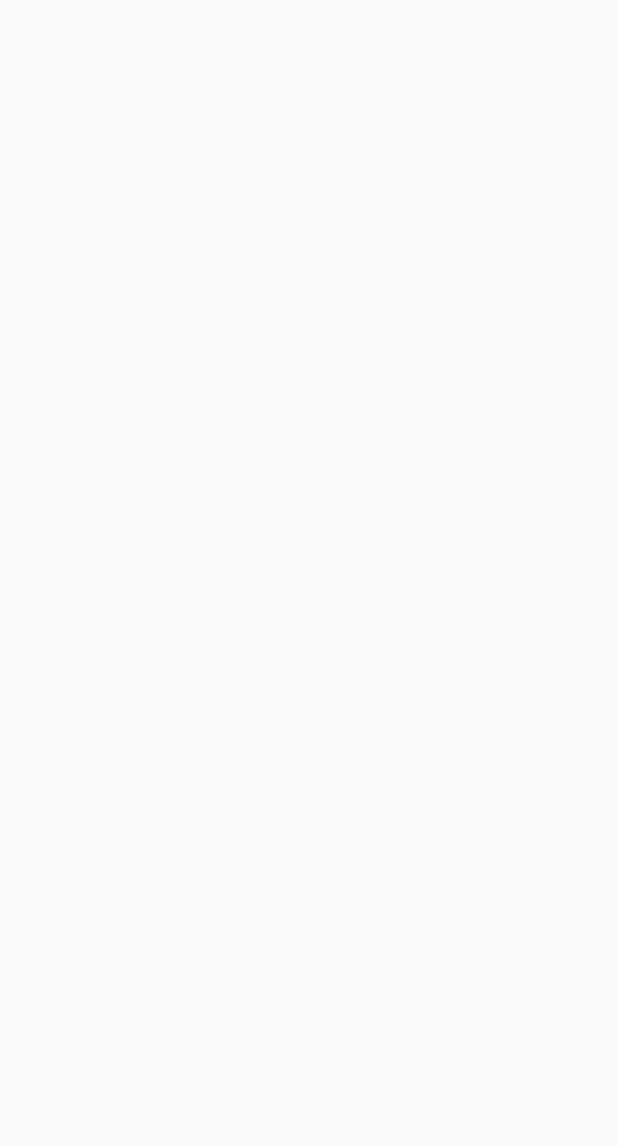
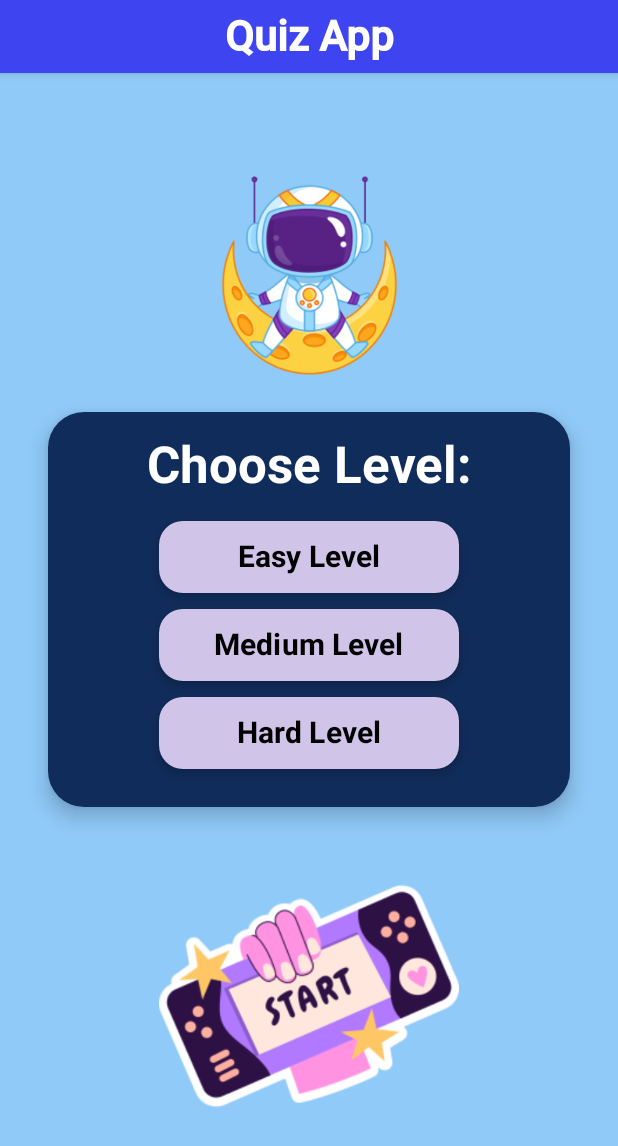
Before and after one commit to anamika23428/space_quiz_app, an Android app built with Jetpack Compose: the screen it shows after launch (MainActivity), on a phone screen of 412 x 824 dp. Before the commit the part shown is empty. Shown: the top 1146 px of the screen. Run offline under Robolectric (Android 15) with nearby library versions, the phone set to English and light mode, and no system bars.

Commit message:
new commit

```diff
--- a/app/build.gradle.kts
+++ b/app/build.gradle.kts
@@ -66,4 +66,7 @@ dependencies {
     androidTestImplementation("androidx.compose.ui:ui-test-junit4")
     debugImplementation("androidx.compose.ui:ui-tooling")
     debugImplementation("androidx.compose.ui:ui-test-manifest")
+
+    implementation("androidx.compose.material3:material3:1.0.0") // or latest version
+    implementation("androidx.lifecycle:lifecycle-viewmodel-compose:2.6.1")
 }
--- a/app/src/main/java/com/example/apace_app/MainActivity.kt
+++ b/app/src/main/java/com/example/apace_app/MainActivity.kt
@@ -3,13 +3,14 @@ package com.example.apace_app
 import android.os.Bundle
 import androidx.activity.ComponentActivity
 import androidx.activity.compose.setContent
+import com.example.apace_app.home.Home
 
 
 class MainActivity : ComponentActivity() {
     override fun onCreate(savedInstanceState: Bundle?) {
         super.onCreate(savedInstanceState)
         setContent {
-
+  Home()
         }
     }
 }
--- a/app/src/main/java/com/example/apace_app/common/CommonComponent.kt
+++ b/app/src/main/java/com/example/apace_app/common/CommonComponent.kt
@@ -21,10 +21,12 @@ import androidx.compose.material3.Text
 import androidx.compose.runtime.Composable
 import androidx.compose.runtime.LaunchedEffect
 import androidx.compose.runtime.State
+import androidx.compose.runtime.derivedStateOf
 import androidx.compose.runtime.getValue
 import androidx.compose.runtime.mutableStateOf
 import androidx.compose.runtime.remember
 import androidx.compose.runtime.saveable.rememberSaveable
+import androidx.compose.runtime.setValue
 import androidx.compose.ui.Alignment
 import androidx.compose.ui.Modifier
 import androidx.compose.ui.draw.scale
@@ -37,8 +39,11 @@ import androidx.compose.ui.unit.Dp
 import androidx.compose.ui.unit.dp
 import androidx.compose.ui.unit.sp
 import com.example.apace_app.R
+import com.example.apace_app.home.ButtonStateViewModel
 import com.example.apace_app.robotomedium
 import com.example.apace_app.robotoregular
+import androidx.lifecycle.viewmodel.compose.viewModel
+
 
 @Composable
 fun commonButton(
@@ -80,14 +85,24 @@ fun commonButton(
     }
 }
 
+
 @Composable
-fun levelbtn(
+fun LevelBtn(
+    id: Int,
     text: String,
     elevation: Dp = 4.dp,
-    pressedElevation: Dp = 2.dp, onClick: () -> Unit,
+    pressedElevation: Dp = 2.dp,
+    onClick: () -> Unit,
+    viewModel: ButtonStateViewModel
 ) {
+    val isClicked by remember { derivedStateOf { viewModel.clickedButton == id } }
     val interactionSource = remember { MutableInteractionSource() }
     val isPressed by interactionSource.collectIsPressedAsState()
+
+    val onClickInternal: () -> Unit = {
+        onClick()
+        viewModel.clickedButton = id
+    }
 
     val currentElevation by animateDpAsState(
         if (isPressed) pressedElevation else elevation
@@ -96,10 +111,10 @@ fun levelbtn(
     val scale by animateFloatAsState(if (isPressed) 0.95f else 1f)
 
     Button(
-        onClick = onClick,
+        onClick = onClickInternal,
         interactionSource = interactionSource,
         colors = ButtonDefaults.buttonColors(
-            containerColor = colorResource(id = R.color.level_btn),
+            containerColor = if (isClicked) colorResource(id = R.color.btn_pressed) else colorResource(id = R.color.level_btn),
             contentColor = Color.Black
         ),
         shape = RoundedCornerShape(16.dp),
@@ -120,6 +135,8 @@ fun levelbtn(
         )
     }
 }
+
+
 @Composable
 fun MutableInteractionSource.collectIsPressedAsState(): State<Boolean> {
     val isPressed = rememberSaveable { mutableStateOf(false) }
@@ -144,9 +161,17 @@ fun showall() {
         heading(text = "Heading")
         heading2(text = "Heading")
         write("First planet of Solar System")
-        levelbtn(text = "Easy Level") {
+        val viewModel: ButtonStateViewModel = viewModel()
+        LevelBtn(
+            id = 1, // You can provide an ID here
+            text = "Easy Level",
+            viewModel = viewModel,
+            onClick = {
+                // Handle Easy Level button click here
+            }
+        )
 
-        }
+
     }
 
 }
--- a/app/src/main/java/com/example/apace_app/home/home.kt
+++ b/app/src/main/java/com/example/apace_app/home/home.kt
@@ -1,12 +1,8 @@
 package com.example.apace_app.home
 
-import androidx.compose.foundation.layout.Arrangement
-import androidx.compose.foundation.layout.Column
-import androidx.compose.foundation.layout.Spacer
-import androidx.compose.foundation.layout.fillMaxSize
-import androidx.compose.foundation.layout.fillMaxWidth
-import androidx.compose.foundation.layout.height
-import androidx.compose.foundation.layout.padding
+import androidx.compose.foundation.Image
+import androidx.compose.foundation.clickable
+import androidx.compose.foundation.layout.*
 import androidx.compose.foundation.shape.RoundedCornerShape
 import androidx.compose.material3.Card
 import androidx.compose.material3.CardDefaults
@@ -14,21 +10,29 @@ import androidx.compose.material3.MaterialTheme
 import androidx.compose.material3.Surface
 import androidx.compose.material3.Text
 import androidx.compose.runtime.Composable
+import androidx.compose.runtime.getValue
+import androidx.compose.runtime.mutableStateOf
+import androidx.compose.runtime.remember
+import androidx.compose.runtime.setValue
 import androidx.compose.ui.Alignment
 import androidx.compose.ui.Modifier
 import androidx.compose.ui.graphics.Color
 import androidx.compose.ui.res.colorResource
+import androidx.compose.ui.res.painterResource
 import androidx.compose.ui.text.font.FontWeight
 import androidx.compose.ui.tooling.preview.Preview
 import androidx.compose.ui.unit.dp
 import androidx.compose.ui.unit.sp
+import androidx.lifecycle.ViewModel
+import androidx.lifecycle.viewmodel.compose.viewModel
 import com.example.apace_app.R
-import com.example.apace_app.common.commonButton
+import com.example.apace_app.common.LevelBtn
 import com.example.apace_app.common.heading
-import com.example.apace_app.common.levelbtn
 
 @Composable
 fun Home() {
+    val viewModel: ButtonStateViewModel = viewModel()
+
     Surface(
         modifier = Modifier.fillMaxSize(),
         color = colorResource(id = R.color.App_Light)
@@ -42,19 +46,36 @@ fun Home() {
                 verticalArrangement = Arrangement.Center,
                 horizontalAlignment = Alignment.CenterHorizontally
             ) {
-                LevelSelectionCard()
-                Spacer(modifier = Modifier.height(16.dp))
+                Image(
+                    painter = painterResource(id = R.drawable.img),
+                    contentDescription = "Start Image",
+                    modifier = Modifier
+                        .size(150.dp) // Adjust size as needed
+                        .clickable {
+                            // Handle image click here
+                        }
+                )
 
-                commonButton(text = "Start") {
-                    // Handle button click
-                }
+                LevelSelectionCard(viewModel)
+
+                Spacer(modifier = Modifier.height(10.dp))
+
+                Image(
+                    painter = painterResource(id = R.drawable.start_btn),
+                    contentDescription = "Start Image",
+                    modifier = Modifier
+                        .size(200.dp) // Adjust size as needed
+                        .clickable {
+                            // Handle image click here
+                        }
+                )
             }
         }
     }
 }
 
 @Composable
-fun LevelSelectionCard() {
+fun LevelSelectionCard(viewModel: ButtonStateViewModel) {
     Card(
         modifier = Modifier
             .fillMaxWidth()
@@ -72,28 +93,51 @@ fun LevelSelectionCard() {
             horizontalAlignment = Alignment.CenterHorizontally
         ) {
             Text(
-                text = "Choose Level :",
+                text = "Choose Level:",
                 fontSize = 34.sp,
                 fontWeight = FontWeight.Bold,
                 color = Color.White
             )
             Spacer(modifier = Modifier.height(16.dp))
-             levelbtn(text = "Easy Level") {
-             }
-            Spacer(modifier = Modifier.height(16.dp))
-            levelbtn(text = "Medium Level") {
-            }
-            Spacer(modifier = Modifier.height(16.dp))
-            levelbtn(text = "Hard Level") {
-            }
-            Spacer(modifier = Modifier.height(16.dp))
-            // Additional content like buttons or descriptions can be added here
+            LevelBtn(
+                id = 1,
+                text = "Easy Level",
+                viewModel = viewModel,
+                onClick = {
+                    // Handle click for Level 1
+                }
+            )
+            Spacer(modifier = Modifier.height(8.dp))
+            LevelBtn(
+                id = 2,
+                text = "Medium Level",
+                viewModel = viewModel,
+                onClick = {
+                    // Handle click for Level 2
+                }
+            )
+            Spacer(modifier = Modifier.height(8.dp))
+
+            LevelBtn(
+                id = 3,
+                text = "Hard Level",
+                viewModel = viewModel,
+                onClick = {
+                    // Handle click for Level 1
+                }
+            )
+            Spacer(modifier = Modifier.height(8.dp))
         }
     }
 }
 
+class ButtonStateViewModel : ViewModel() {
+    // State to keep track of the currently clicked button
+    var clickedButton by mutableStateOf(-1)
+}
+
 @Preview(showBackground = true, showSystemUi = true)
 @Composable
-fun vieww() {
+fun PreviewHome() {
     Home()
 }
--- a/app/src/main/res/values/colors.xml
+++ b/app/src/main/res/values/colors.xml
@@ -13,5 +13,6 @@
     <color name="App_Dark">#102C5A</color>
     <color name="App_Light">#90CAF9</color>
     <color name="level_btn">#D1C4E9</color>
+    <color name="btn_pressed">#FFEB3B</color>
 
 </resources>
```
Also changed, not shown: app/src/main/res/drawable/bacground.xml (added, +12 -0 lines), app/src/main/res/drawable/image1.png (added), app/src/main/res/drawable/img.png (added), app/src/main/res/drawable/img_1.png (added), app/src/main/res/drawable/img_2.png (added), app/src/main/res/drawable/start_btn.png (added).
